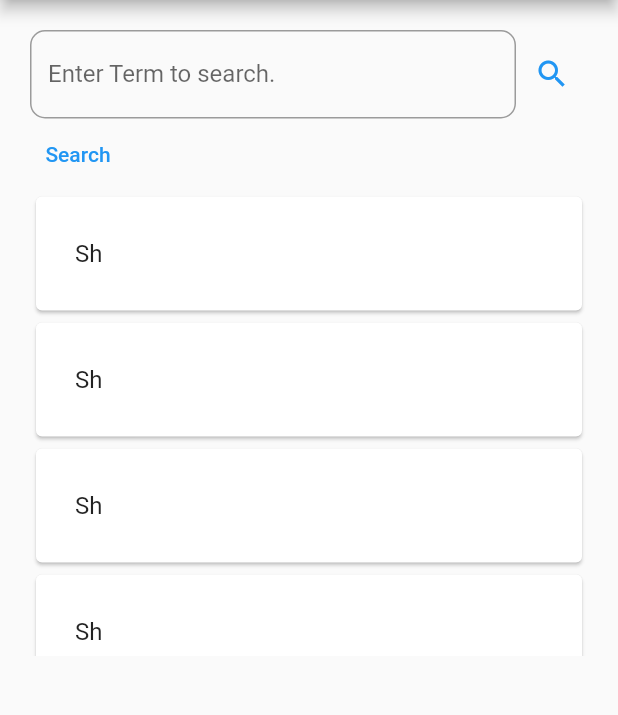
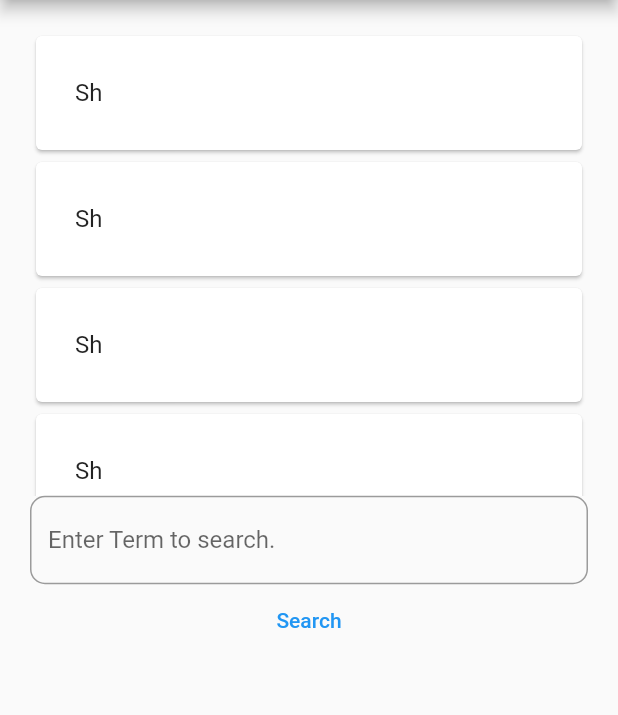
Before and after one commit to ShuvamJaswal/LyricsApp, a Flutter app: the screen it shows after launch, after a tap on "Search", on a phone screen of 412 x 824 dp, the part 84-799 px from its top. Run offline on Flutter 3.47's test engine with Material 2 defaults, Android fonts, the phone set to English and light mode, and no system bars; network calls fail.

Commit message:
Revert "added search icon button"
This reverts commit 07098bff8e676d47bbf41ff76cb114de4fe816a3.

```diff
--- a/lib/functionality/search_lyrics.dart
+++ b/lib/functionality/search_lyrics.dart
@@ -3,9 +3,6 @@ import 'package:http/http.dart' as http;
 import 'package:html/parser.dart';
 
 Future<String> songMetadata(String searchTerm) async {
-  if (searchTerm == "") {
-    return "";
-  }
   searchTerm = searchTerm.replaceAll(' ', '%20');
   var data = await http.get(
     Uri.parse('https://genius.com/api/search/song?q=$searchTerm'),
@@ -16,29 +13,18 @@ Future<String> songMetadata(String searchTerm) async {
 }
 
 Future<String> scrapLyrics(String lyricsUrl) async {
-  if (lyricsUrl == "") {
-    return "";
-  }
   String result = "wait";
   final response = await http.get(Uri.parse("https://genius.com" + lyricsUrl));
   var document = parse(response.body.replaceAll('<br/>', '\n'));
   try {
     return document
         .querySelectorAll("[class*='Lyrics__Root'],div.lyrics")[0]
-        .text
-        .trim();
+        .text;
   } catch (Exception, e) {
     print(e);
-    return "Something went wrong";
+    return "Something went wrong please try again";
   }
 }
-
-
-
-
-
-
-
 
 
 
--- a/lib/screens/TheBeastLyricsHomePage.dart
+++ b/lib/screens/TheBeastLyricsHomePage.dart
@@ -11,13 +11,7 @@ class _TheBeastLyricsHomePageState extends State<TheBeastLyricsHomePage> {
   final songFieldInputController = TextEditingController();
   String lyricsUrl = '';
   String lyricsData = '';
-  bool _isSearchLoading = false;
-  void _toggleSearchLoading() {
-    setState(() {
-      _isSearchLoading = !_isSearchLoading;
-    });
-  }
-
+  bool isLoading = false;
   @override
   Widget build(BuildContext context) {
     return Scaffold(
@@ -31,10 +25,8 @@ class _TheBeastLyricsHomePageState extends State<TheBeastLyricsHomePage> {
         child: Column(
           crossAxisAlignment: CrossAxisAlignment.stretch,
           children: [
-            Row(
-              children: [
-                Expanded(
-                  child: TextField(
+            SearchResultContainer(),
+            TextField(
               controller: songFieldInputController,
               autofocus: false,
               decoration: InputDecoration(
@@ -46,54 +38,17 @@ class _TheBeastLyricsHomePageState extends State<TheBeastLyricsHomePage> {
                 labelText: "Enter Term to search.",
               ),
             ),
-                ),
-                IconButton(
-                  color: Colors.blue,
-                  onPressed: _isSearchLoading
-                      ? null
-                      : () async {
-                          _toggleSearchLoading();
-                          lyricsUrl = await songMetadata(
-                              songFieldInputController.text.trim());
-                          lyricsData = await scrapLyrics(lyricsUrl.trim());
+            TextButton(
+                onPressed: () async {
+                  isLoading = true;
+                  lyricsUrl = await songMetadata(songFieldInputController.text);
+                  lyricsData = await scrapLyrics(lyricsUrl);
 
                   setState(() {
                     lyricsData;
                   });
-                          _toggleSearchLoading();
                 },
-                  icon: Icon(
-                    Icons.search,
-                  ),
-                ),
-              ],
-            ),
-            Row(
-              children: [
-                TextButton(
-                    onPressed: _isSearchLoading
-                        ? null
-                        : () async {
-                            _toggleSearchLoading();
-                            lyricsUrl = await songMetadata(
-                                songFieldInputController.text.trim());
-                            lyricsData = await scrapLyrics(lyricsUrl.trim());
-
-                            setState(() {
-                              lyricsData;
-                            });
-                            _toggleSearchLoading();
-                          },
-                    child: Column(
-                      children: [
-                        Text(
-                          "Search",
-                        ),
-                      ],
-                    )),
-              ],
-            ),
-            SearchResultContainer(),
+                child: Text("Search")),
             Expanded(
                 child: Padding(
               padding: const EdgeInsets.all(20.0),
```
Lines whose indentation alone changed are shown as unchanged.
